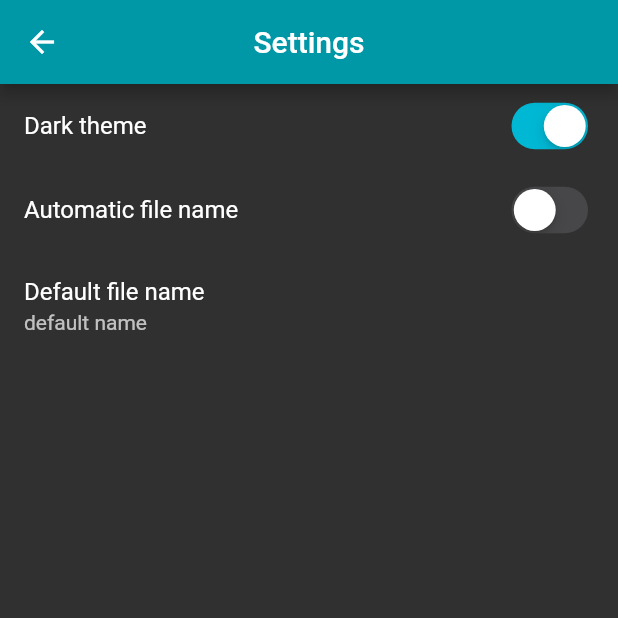
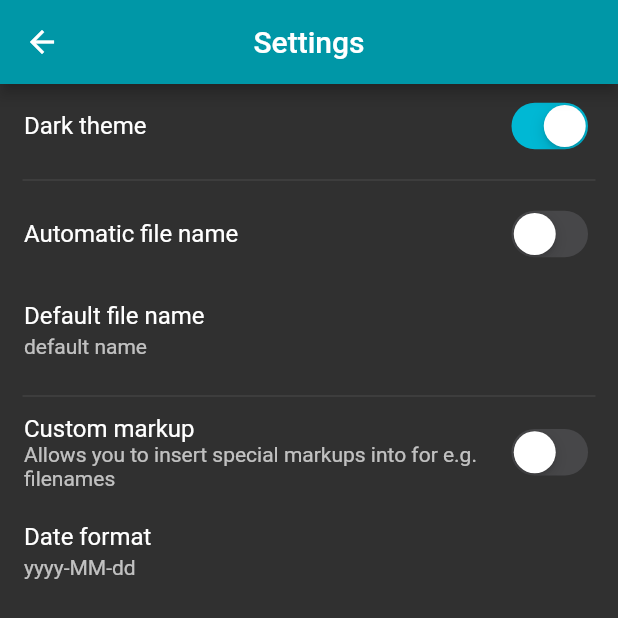
Before and after one commit to jaanonim/Homework, a Flutter app: the Settings screen opened by its route, on a phone screen of 412 x 824 dp. Shown: the top 618 px of the screen. Run offline on Flutter 3.47's test engine with Material 2 defaults, Android fonts, the light colour scheme and no system bars; our stand-ins replace image_picker, pdf, share; missing offline and left inert: drag_and_drop_gridview; Roboto replaces fonts that are missing (Hind).

Commit message:
adding more settings

```diff
--- a/lib/models/settings_data.dart
+++ b/lib/models/settings_data.dart
@@ -2,50 +2,72 @@ import 'package:flutter/foundation.dart';
 import 'package:homework/services/file_service.dart';
 import 'package:flutter/material.dart';
 
-class SettingsData with ChangeNotifier{
-
-  SettingsData(bool readFormFile, [bool automaticFileName, String defaultFileName, bool darkTheme]){
-    if(readFormFile){
-      readSettings().then((data){
-        if(data!=null){
+class SettingsData with ChangeNotifier {
+  SettingsData(bool readFormFile,
+      [bool automaticFileName,
+      String defaultFileName,
+      bool darkTheme,
+      bool customMarkup,
+      String dateFormat]) {
+    if (readFormFile) {
+      readSettings().then((data) {
+        if (data != null) {
           this._automaticFileName = data._automaticFileName;
           this._defaultFileName = data._defaultFileName;
           this._darkTheme = data._darkTheme;
-        }
-        else{
+          this._customMarkup = data._customMarkup;
+          this._dateFormat = data._dateFormat;
+        } else {
           print("Cannot read file!");
         }
       });
     }
 
-    if(automaticFileName != null) _automaticFileName = automaticFileName;
-    if(defaultFileName != null) _defaultFileName = defaultFileName;
-    if(darkTheme != null) _darkTheme = darkTheme;
+    if (automaticFileName != null) _automaticFileName = automaticFileName;
+    if (defaultFileName != null) _defaultFileName = defaultFileName;
+    if (darkTheme != null) _darkTheme = darkTheme;
+    if (customMarkup != null) _customMarkup = customMarkup;
+    if (dateFormat != null) _dateFormat = dateFormat;
   }
 
   bool _automaticFileName = false;
   bool get automaticFileName => _automaticFileName;
-  set automaticFileName (bool automaticFileName) {
+  set automaticFileName(bool automaticFileName) {
     _automaticFileName = automaticFileName;
     saveAndRefresh();
   }
 
   String _defaultFileName = 'default name';
   String get defaultFileName => _defaultFileName;
-  set defaultFileName (String defaultFileName) {
+  set defaultFileName(String defaultFileName) {
     _defaultFileName = defaultFileName;
     saveAndRefresh();
   }
 
   bool _darkTheme = true;
   bool get boolTheme => _darkTheme;
-  set boolTheme(bool isDark){
+  set boolTheme(bool isDark) {
     _darkTheme = isDark;
     saveAndRefresh();
   }
+
   ThemeMode get theme => _darkTheme ? ThemeMode.dark : ThemeMode.light;
-  void switchTheme(){
+  void switchTheme() {
     _darkTheme = !_darkTheme;
+    saveAndRefresh();
+  }
+
+  bool _customMarkup = false;
+  bool get customMarkup => _customMarkup;
+  set customMarkup(bool customMarkup) {
+    _customMarkup = customMarkup;
+    saveAndRefresh();
+  }
+
+  String _dateFormat = 'yyyy-MM-dd';
+  String get dateFormat => _dateFormat;
+  set dateFormat(String dateFormat) {
+    _dateFormat = dateFormat;
     saveAndRefresh();
   }
 
@@ -59,10 +81,13 @@ class SettingsData with ChangeNotifier{
       'automaticFileName': this._automaticFileName,
       'defaultFileName': this._defaultFileName,
       'darkTheme': this._darkTheme,
+      'customMarkup': this._customMarkup,
+      'dateFormat': this._dateFormat,
     };
   }
 
-  static SettingsData fromJSON(Map map){
-    return SettingsData(false,map['automaticFileName'],map['defaultFileName'],map['darkTheme']);
+  static SettingsData fromJSON(Map map) {
+    return SettingsData(false, map['automaticFileName'], map['defaultFileName'],
+        map['darkTheme'], map['customMarkup'], map['dateFormat']);
   }
 }
--- a/lib/screens/home/home.dart
+++ b/lib/screens/home/home.dart
@@ -6,6 +6,7 @@ import 'package:homework/models/homework_item.dart';
 import 'package:homework/screens/home/components/body.dart';
 import 'package:homework/screens/home/components/hierarchy_element.dart';
 import 'package:provider/provider.dart';
+import 'package:homework/models/settings_data.dart';
 
 class Home extends StatelessWidget {
   final controller = TextEditingController();
@@ -13,6 +14,7 @@ class Home extends StatelessWidget {
   @override
   Widget build(BuildContext context) {
     final Hierarchy hierarchy = Provider.of<Hierarchy>(context);
+    final SettingsData data = Provider.of<SettingsData>(context);
 
     return Scaffold(
       appBar: AppBar(
@@ -35,6 +37,9 @@ class Home extends StatelessWidget {
       body: Body(),
       floatingActionButton: FloatingActionButton(
         onPressed: () {
+          if (data.automaticFileName) {
+            controller.text = data.defaultFileName;
+          }
           inputPopup(context, "Create new homework:", "Create", controller, () {
             HomeworkItem item = hierarchy.createFile(controller.text);
             Navigator.pushNamed(context, "/editHomework",
--- a/lib/screens/settings/components/clickable_setting.dart
+++ b/lib/screens/settings/components/clickable_setting.dart
@@ -10,7 +10,7 @@ class ClickableSetting extends StatelessWidget {
   Widget build(BuildContext context) {
     return ListTile(
       title: Text(title),
-      subtitle: Text(subtitle),
+      subtitle: subtitle != null ? Text(subtitle):null,
       onTap: () {
         onClick();
       },
--- a/lib/screens/settings/components/switch_setting.dart
+++ b/lib/screens/settings/components/switch_setting.dart
@@ -13,6 +13,7 @@ class SwitchSetting extends StatelessWidget {
     return MergeSemantics(
       child: ListTile(
         title: Text(title),
+        subtitle: subtitle != null ? Text(subtitle):null,
         trailing: CupertinoSwitch(
           value: value,
           onChanged: (bool value) {
--- a/lib/screens/settings/settings.dart
+++ b/lib/screens/settings/settings.dart
@@ -4,6 +4,7 @@ import 'package:provider/provider.dart';
 import 'package:homework/components/inputPopup.dart';
 import 'package:homework/screens/settings/components/switch_setting.dart';
 import 'package:homework/screens/settings/components/clickable_setting.dart';
+import 'package:intl/intl.dart';
 
 class Settings extends StatelessWidget {
   @override
@@ -24,6 +25,7 @@ class Settings extends StatelessWidget {
                 data.boolTheme = value;
               },
             ),
+            Divider(),
             SwitchSetting(
               title: 'Automatic file name',
               value: data.automaticFileName,
@@ -37,11 +39,34 @@ class Settings extends StatelessWidget {
               onClick: () {
                 final controller = TextEditingController();
                 controller.text = data.defaultFileName;
-                inputPopup(context, "Default name for file", "Ok", controller, (){
+                inputPopup(context, "Default name for file", "Ok", controller,
+                    () {
                   data.defaultFileName = controller.text;
                 });
               },
-            )
+            ),
+            Divider(),
+            SwitchSetting(
+              title: 'Custom markup',
+              subtitle:
+                  'Allows you to insert special markups into for e.g. filenames',
+              value: data.customMarkup,
+              switchValue: (bool value) {
+                data.customMarkup=value;
+              },
+            ),
+            ClickableSetting(
+              title: 'Date format',
+              subtitle: data.dateFormat,
+              onClick: () {
+                final controller = TextEditingController();
+                controller.text = data.dateFormat;
+                inputPopup(context, "Default name for file", "Ok", controller,
+                    () {
+                  data.dateFormat = controller.text;
+                });
+              },
+            ),
           ],
         ));
   }
--- a/lib/theme/style.dart
+++ b/lib/theme/style.dart
@@ -11,14 +11,10 @@ class MainTheme {
         bodyText1: TextStyle(fontSize: 16.0, fontFamily: 'Hind'),
         bodyText2: TextStyle(fontSize: 14.0, fontFamily: 'Hind'),
       ),
-        /*
-    fontFamily: fontFamily,
-    backgroundColor: musk,
-    canvasColor:canvasColor,
-    textTheme: _textTheme,
-    iconTheme: _iconTheme,
-    */
-      );
+      dividerTheme: DividerThemeData(
+        indent: 15,
+        endIndent: 15,
+      ));
 
   ThemeData get lightTheme => ThemeData(
       brightness: Brightness.light,
@@ -30,12 +26,8 @@ class MainTheme {
         bodyText1: TextStyle(fontSize: 16.0, fontFamily: 'Hind'),
         bodyText2: TextStyle(fontSize: 14.0, fontFamily: 'Hind'),
       ),
-    /*
-    fontFamily: fontFamily,
-    backgroundColor: musk,
-    canvasColor:canvasColor,
-    textTheme: _textTheme,
-    iconTheme: _iconTheme,
-    */
-  );
+      dividerTheme: DividerThemeData(
+        indent: 15,
+        endIndent: 15,
+      ));
 }
```
Lines whose indentation alone changed are shown as unchanged.
